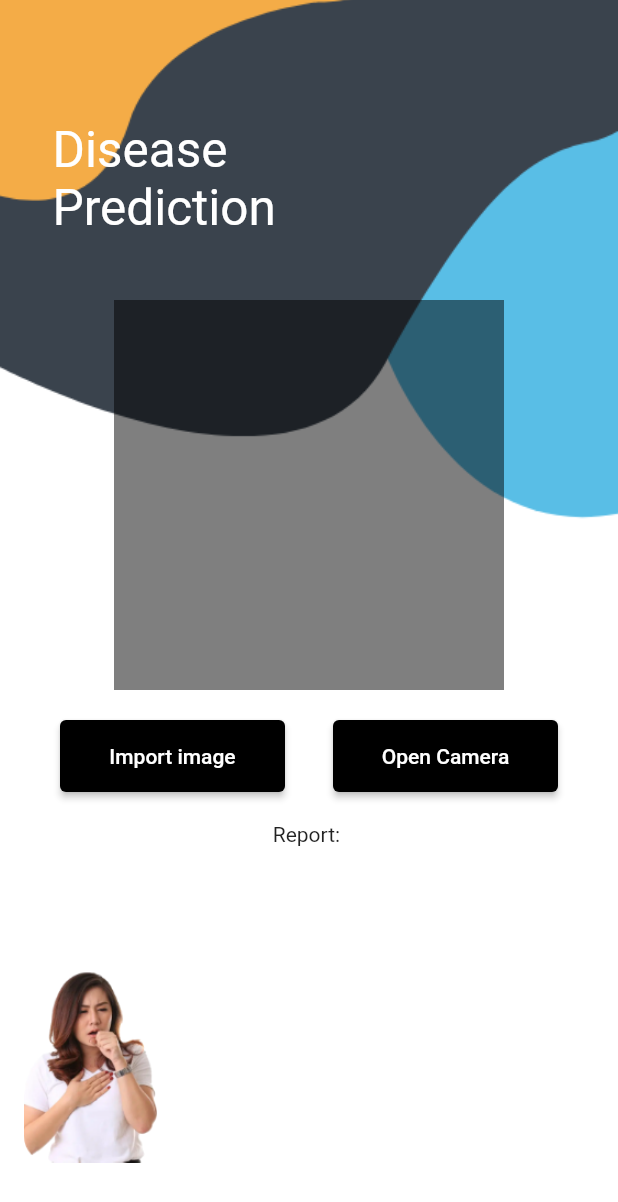
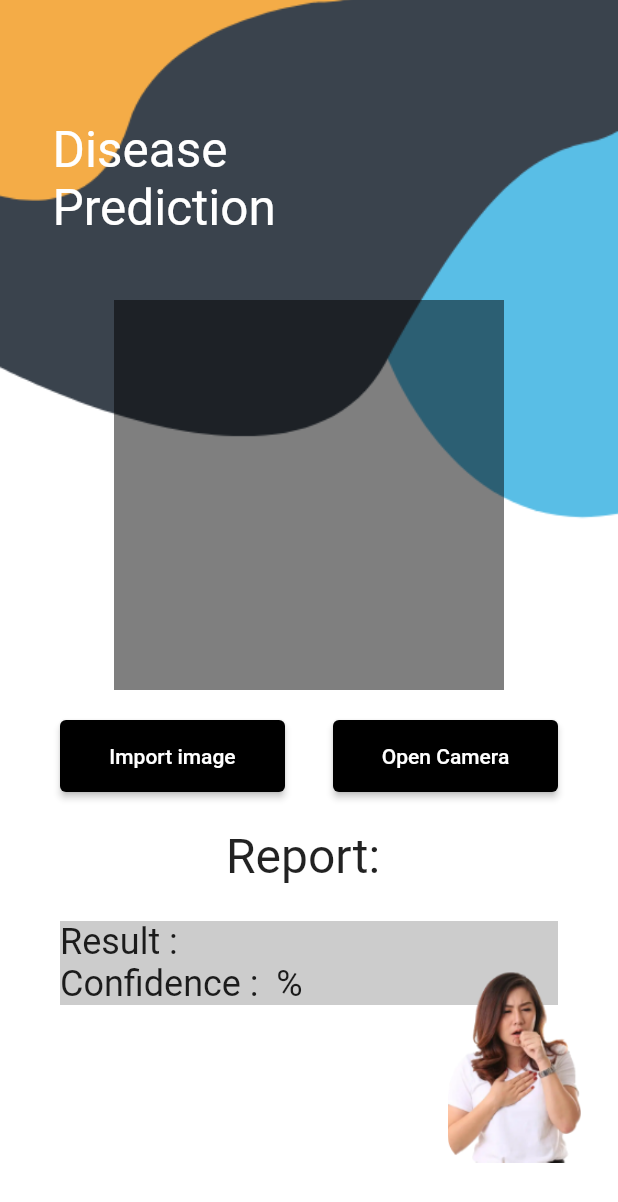
Before and after one commit to vedantxx/Disease-Prediction, a Flutter app: the screen it shows after launch, after a tap on "Pneumonia/Chest pain", on a phone screen of 412 x 824 dp. Shown: the top 1202 px of the screen. Run offline on Flutter 3.47's test engine with Material 2 defaults, Android fonts, the phone set to English and light mode, and no system bars; our stand-ins replace image_picker; missing offline and left inert: tflite.

Commit message:
Model prediction screen added with pneumonia, malaria and breast cancer tflite model

```diff
--- /dev/null
+++ b/assets/ml_models/breast_cancer/labels.txt
@@ -0,0 +1,2 @@
+0 benign
+1 malignant
--- /dev/null
+++ b/assets/ml_models/malaria/labels.txt
@@ -0,0 +1,2 @@
+0 Uninfected
+1 Infected
--- /dev/null
+++ b/assets/ml_models/pneumonia/labels.txt
@@ -0,0 +1,2 @@
+0 Normal
+1 Pneumonia
--- a/lib/data/data.dart
+++ b/lib/data/data.dart
@@ -10,6 +10,7 @@ List<SpecialityModel> getSpeciality() {
   // specialityModel.noOfDoctors = 10;
   specialityModel.speciality = "Pneumonia/Chest pain";
   specialityModel.imgAssetPath = "assets/img1.png";
+  specialityModel.disease = "pneumonia";
   specialityModel.backgroundColor = Color(0xffFBB97C);
   specialities.add(specialityModel);
 
@@ -19,6 +20,7 @@ List<SpecialityModel> getSpeciality() {
   // specialityModel.noOfDoctors = 17;
   specialityModel.speciality = "Malaria Specialist";
   specialityModel.imgAssetPath = "assets/img2.png";
+  specialityModel.disease = "malaria";
   specialityModel.backgroundColor = Color(0xffF69383);
   specialities.add(specialityModel);
 
@@ -28,6 +30,17 @@ List<SpecialityModel> getSpeciality() {
   // specialityModel.noOfDoctors = 27;
   specialityModel.speciality = "Breast Cancer";
   specialityModel.imgAssetPath = "assets/breast_cancer.png";
+  specialityModel.disease = "breast_cancer";
+  specialityModel.backgroundColor = Color(0xffEACBCB);
+  specialities.add(specialityModel);
+
+  specialityModel = new SpecialityModel();
+
+  //4
+  // specialityModel.noOfDoctors = 27;
+  specialityModel.speciality = "Skin \nCancer";
+  specialityModel.imgAssetPath = "assets/logo_cancer.png";
+  specialityModel.disease = "skin_cancer";
   specialityModel.backgroundColor = Color(0xffEACBCB);
   specialities.add(specialityModel);
 
--- a/lib/model/speciality.dart
+++ b/lib/model/speciality.dart
@@ -6,9 +6,12 @@ class SpecialityModel{
   String? speciality;
   // int? noOfDoctors;
   Color? backgroundColor;
+  String? disease;
   SpecialityModel({
     this.imgAssetPath,
     this.speciality,
     // this.noOfDoctors,
-    this.backgroundColor});
+    this.backgroundColor,
+    this.disease,
+  });
 }
--- a/lib/views/home.dart
+++ b/lib/views/home.dart
@@ -130,6 +130,7 @@ class HomePageState extends State<HomePage> {
                           Navigator.push(
                               context, MaterialPageRoute(builder: (context) => PredictionScreen(
                             coverImageAsset: specialities[index].imgAssetPath,
+                            disease: specialities[index].disease,
                           ))
                           );
                         },
@@ -259,7 +260,7 @@ class SpecialistTile extends StatelessWidget {
           Image.asset(
             imgAssetPath!,
             height: 159,
-            fit: BoxFit.fitHeight,
+            fit: BoxFit.fill,
           )
         ],
       ),
--- a/lib/views/prediction_screen.dart
+++ b/lib/views/prediction_screen.dart
@@ -6,7 +6,8 @@ import 'package:tflite/tflite.dart';
 
 class PredictionScreen extends StatefulWidget {
   final String? coverImageAsset;
-  const PredictionScreen({Key? key,required this.coverImageAsset}) : super(key: key);
+  final String? disease;
+  const PredictionScreen({Key? key,required this.coverImageAsset,required this.disease}) : super(key: key);
 
   @override
   _PredictionScreenState createState() => _PredictionScreenState();
@@ -37,8 +38,8 @@ class _PredictionScreenState extends State<PredictionScreen> {
 
   loadMyModel() async {
     var resultant = await Tflite.loadModel(
-      model: "assets/ml_models/skin_cancer/model_unquant.tflite",
-      labels: "assets/ml_models/skin_cancer/labels.txt",
+      model: "assets/ml_models/${widget.disease}/model_unquant.tflite",
+      labels: "assets/ml_models/${widget.disease}/labels.txt",
     );
 
     debugPrint("Model loaded successfully $resultant");
@@ -104,6 +105,7 @@ class _PredictionScreenState extends State<PredictionScreen> {
               height: MediaQuery.of(context).size.height,
               width: MediaQuery.of(context).size.width,
               child: Column(
+                // crossAxisAlignment: CrossAxisAlignment.start,
                 children: [
                   const SizedBox(height: 200,),
                   isImageLoaded ? Center(
@@ -162,19 +164,45 @@ class _PredictionScreenState extends State<PredictionScreen> {
                       ],
                     ),
                   ),
-                  const SizedBox(height: 20,),
-                  Center(child: Text("Report: ")),
-                  isPredicted ? Text("Result : $_name \nConfidence : $_confidence %") : Container(),
+                  const SizedBox(height: 24,),
+                  Center(child: Text("Report: ",style: TextStyle(
+                    fontSize: 32,
+                  ),)),
+                  const SizedBox(height: 24,),
+                  isPredicted ? Padding(
+                    padding: const EdgeInsets.symmetric(horizontal: 40.0),
+                    child: Container(
+                      width: MediaQuery.of(context).size.width,
+                      // margin: const EdgeInsets.symmetric(horizontal: 40.0),
+                      color: Colors.transparent.withOpacity(0.2),
+                      child: Text("Result : $_name \nConfidence : $_confidence %",
+                        style: TextStyle(
+                          fontSize: 24
+                        ),
+                      ),
+                    ),
+                  ) : Padding(
+                    padding: const EdgeInsets.symmetric(horizontal: 40.0),
+                    child: Container(
+                      width: MediaQuery.of(context).size.width,
+                      color: Colors.transparent.withOpacity(0.2),
+                      child: Text("Result :\nConfidence :  %",
+                        style: TextStyle(
+                            fontSize: 24
+                        ),
+                      ),
+                    ),
+                  ),
                 ],
               ),
             ),
 
             Container(
-        width: 150,
+        width: MediaQuery.of(context).size.width,
         margin: EdgeInsets.only(right: 16),
-        padding: EdgeInsets.only(top: 16, right: 16, left: 16),
+        padding: EdgeInsets.only(top: 16,  left: 16),
         child: Column(
-          crossAxisAlignment: CrossAxisAlignment.start,
+          crossAxisAlignment: CrossAxisAlignment.end,
           children: <Widget>[
             SizedBox(
               height: 600,
--- a/pubspec.yaml
+++ b/pubspec.yaml
@@ -47,6 +47,9 @@ flutter:
   assets:
      - assets/
      - assets/doctor_images/
+     - assets/ml_models/breast_cancer/
+     - assets/ml_models/malaria/
+     - assets/ml_models/pneumonia/
      - assets/ml_models/skin_cancer/
   #  - images/a_dot_ham.jpeg
 
```
Also changed, not shown: assets/logo_cancer.png (added), 4 other files.
